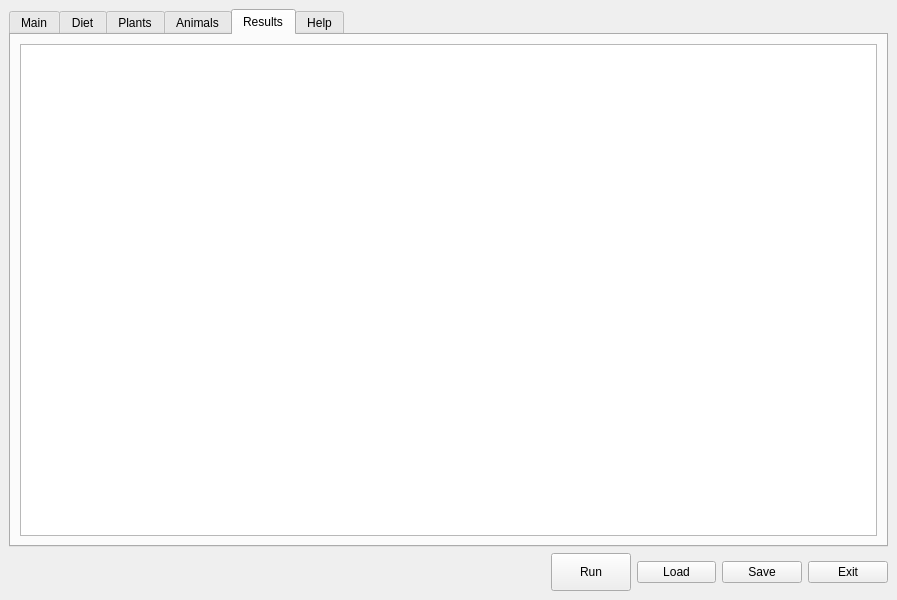
arkygeek/landuseanalyst, file src/ui/lamainformbase.ui: the form before one commit.
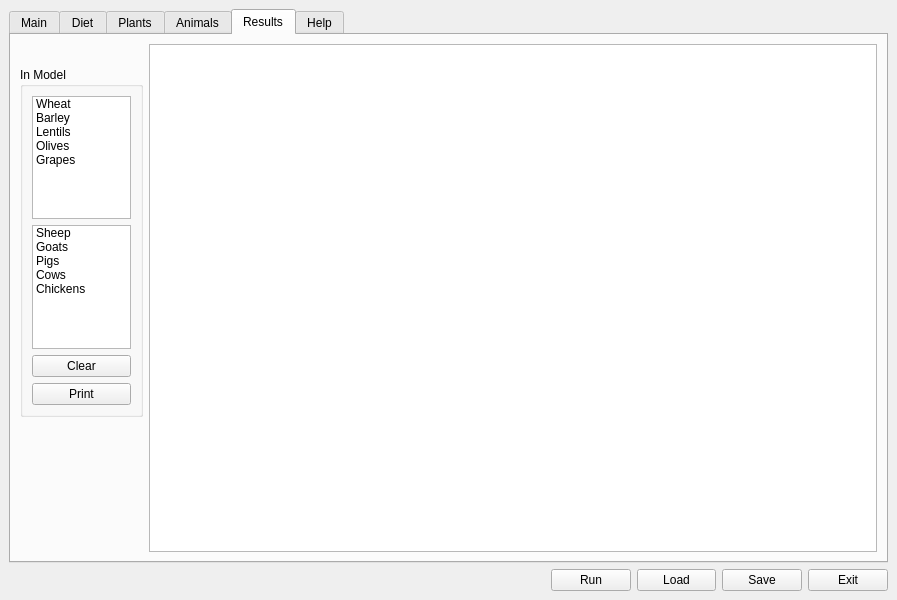
The form after the commit. The open tabs and pages were chosen to show the change. Icons and pictures are not drawn.

Commit message: plant figures are now correct. :s

What changed in the file:
```diff
--- a/src/ui/lamainformbase.ui
+++ b/src/ui/lamainformbase.ui
@@ -5042,7 +5042,167 @@
        <property name="spacing" >
         <number>6</number>
        </property>
+       <item row="1" column="0" >
+        <spacer>
+         <property name="orientation" >
+          <enum>Qt::Vertical</enum>
+         </property>
+         <property name="sizeHint" >
+          <size>
+           <width>20</width>
+           <height>340</height>
+          </size>
+         </property>
+        </spacer>
+       </item>
        <item row="0" column="0" >
+        <widget class="QGroupBox" name="groupBox_3" >
+         <property name="minimumSize" >
+          <size>
+           <width>0</width>
+           <height>350</height>
+          </size>
+         </property>
+         <property name="maximumSize" >
+          <size>
+           <width>123</width>
+           <height>303</height>
+          </size>
+         </property>
+         <property name="title" >
+          <string>In Model</string>
+         </property>
+         <layout class="QVBoxLayout" >
+          <property name="margin" >
+           <number>9</number>
+          </property>
+          <property name="spacing" >
+           <number>6</number>
+          </property>
+          <item>
+           <widget class="QListWidget" name="listplants" >
+            <property name="toolTip" >
+             <string>&lt;html>&lt;head>&lt;meta name="qrichtext" content="1" />&lt;style type="text/css">
+p, li { white-space: pre-wrap; }
+&lt;/style>&lt;/head>&lt;body style=" font-family:'Sans Serif'; font-size:9pt; font-weight:400; font-style:normal; text-decoration:none;">
+&lt;p style=" margin-top:0px; margin-bottom:0px; margin-left:0px; margin-right:0px; -qt-block-indent:0; text-indent:0px;">These are the plants you have included in your analysis&lt;/p>&lt;/body>&lt;/html></string>
+            </property>
+            <property name="spacing" >
+             <number>2</number>
+            </property>
+            <item>
+             <property name="text" >
+              <string>Wheat</string>
+             </property>
+             <property name="icon" >
+              <iconset resource="../resources/resources.qrc" >:/wheatclricon.png</iconset>
+             </property>
+            </item>
+            <item>
+             <property name="text" >
+              <string>Barley</string>
+             </property>
+             <property name="icon" >
+              <iconset resource="../resources/resources.qrc" >:/barley.png</iconset>
+             </property>
+            </item>
+            <item>
+             <property name="text" >
+              <string>Lentils</string>
+             </property>
+             <property name="icon" >
+              <iconset resource="../resources/resources.qrc" >:/lentil.png</iconset>
+             </property>
+            </item>
+            <item>
+             <property name="text" >
+              <string>Olives</string>
+             </property>
+             <property name="icon" >
+              <iconset resource="../resources/resources.qrc" >:/olive.png</iconset>
+             </property>
+            </item>
+            <item>
+             <property name="text" >
+              <string>Grapes</string>
+             </property>
+             <property name="icon" >
+              <iconset resource="../resources/resources.qrc" >:/grape_icon.png</iconset>
+             </property>
+            </item>
+           </widget>
+          </item>
+          <item>
+           <widget class="QListWidget" name="listanimals" >
+            <property name="toolTip" >
+             <string>&lt;html>&lt;head>&lt;meta name="qrichtext" content="1" />&lt;style type="text/css">
+p, li { white-space: pre-wrap; }
+&lt;/style>&lt;/head>&lt;body style=" font-family:'Sans Serif'; font-size:9pt; font-weight:400; font-style:normal; text-decoration:none;">
+&lt;p style=" margin-top:0px; margin-bottom:0px; margin-left:0px; margin-right:0px; -qt-block-indent:0; text-indent:0px;">These are the animals you have included in your analysis&lt;/p>&lt;/body>&lt;/html></string>
+            </property>
+            <property name="spacing" >
+             <number>2</number>
+            </property>
+            <item>
+             <property name="text" >
+              <string>Sheep</string>
+             </property>
+             <property name="icon" >
+              <iconset resource="../resources/resources.qrc" >:/sheep.png</iconset>
+             </property>
+            </item>
+            <item>
+             <property name="text" >
+              <string>Goats</string>
+             </property>
+             <property name="icon" >
+              <iconset resource="../resources/resources.qrc" >:/goat_icon.png</iconset>
+             </property>
+            </item>
+            <item>
+             <property name="text" >
+              <string>Pigs</string>
+             </property>
+             <property name="icon" >
+              <iconset resource="../resources/resources.qrc" >:/pig.png</iconset>
+             </property>
+            </item>
+            <item>
+             <property name="text" >
+              <string>Cows</string>
+             </property>
+             <property name="icon" >
+              <iconset resource="../resources/resources.qrc" >:/cow.png</iconset>
+             </property>
+            </item>
+            <item>
+             <property name="text" >
+              <string>Chickens</string>
+             </property>
+             <property name="icon" >
+              <iconset resource="../resources/resources.qrc" >:/chicken.png</iconset>
+             </property>
+            </item>
+           </widget>
+          </item>
+          <item>
+           <widget class="QPushButton" name="clear_results" >
+            <property name="text" >
+             <string>Clear</string>
+            </property>
+           </widget>
+          </item>
+          <item>
+           <widget class="QPushButton" name="print_results" >
+            <property name="text" >
+             <string>Print</string>
+            </property>
+           </widget>
+          </item>
+         </layout>
+        </widget>
+       </item>
+       <item rowspan="2" row="0" column="1" >
         <widget class="QTextBrowser" name="textBrowserResults" />
        </item>
       </layout>
```
Left out of the diff: 110 changed lines with no effect on the pictures. The commit also changes 1 other file.
